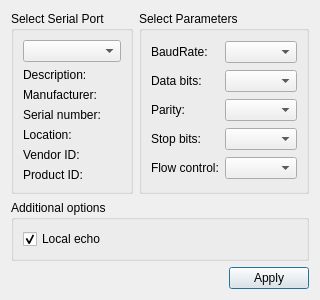
Before: the Qt Designer form QtFlashProgrammer/settingsdialog.ui in LiHangBing/QtFlashProgrammer, drawn with Qt 5.
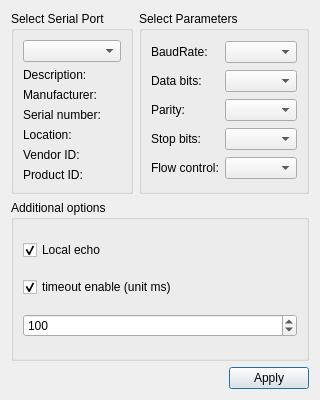
After: the same form once the commit is applied.

```diff
--- a/QtFlashProgrammer/settingsdialog.ui
+++ b/QtFlashProgrammer/settingsdialog.ui
@@ -6,8 +6,8 @@
    <rect>
     <x>0</x>
     <y>0</y>
-    <width>281</width>
-    <height>262</height>
+    <width>320</width>
+    <height>400</height>
    </rect>
   </property>
   <property name="windowTitle">
@@ -167,6 +167,26 @@
         </property>
        </widget>
       </item>
+      <item>
+       <widget class="QCheckBox" name="timeoutCheckBox">
+        <property name="text">
+         <string>timeout enable (unit ms)</string>
+        </property>
+        <property name="checked">
+         <bool>true</bool>
+        </property>
+       </widget>
+      </item>
+      <item>
+       <widget class="QSpinBox" name="timeoutSpinBox">
+        <property name="maximum">
+         <number>5000</number>
+        </property>
+        <property name="value">
+         <number>100</number>
+        </property>
+       </widget>
+      </item>
      </layout>
     </widget>
    </item>
```
